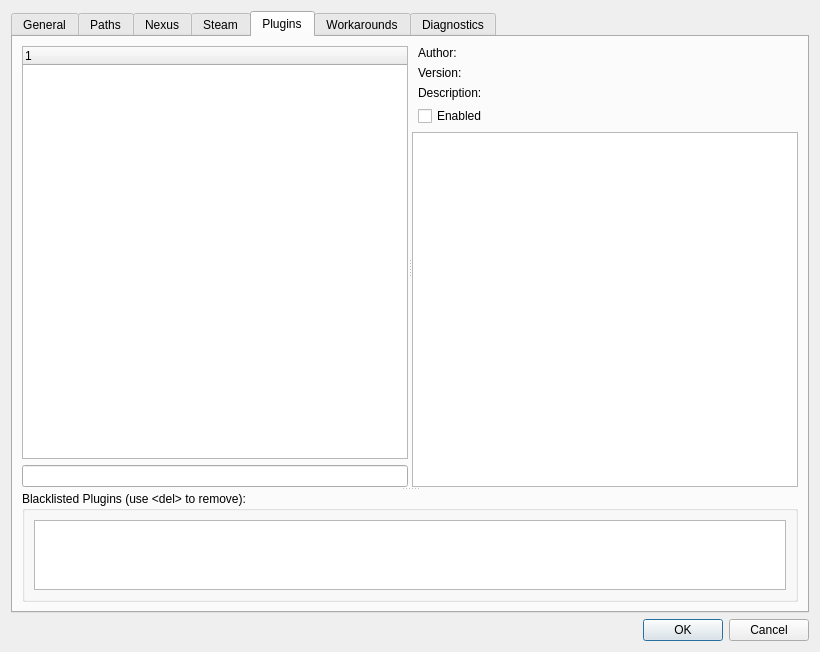
First picture: the form in modorganizer/src/settingsdialog.ui, repository Holt59/mo2-merge, before the edit.
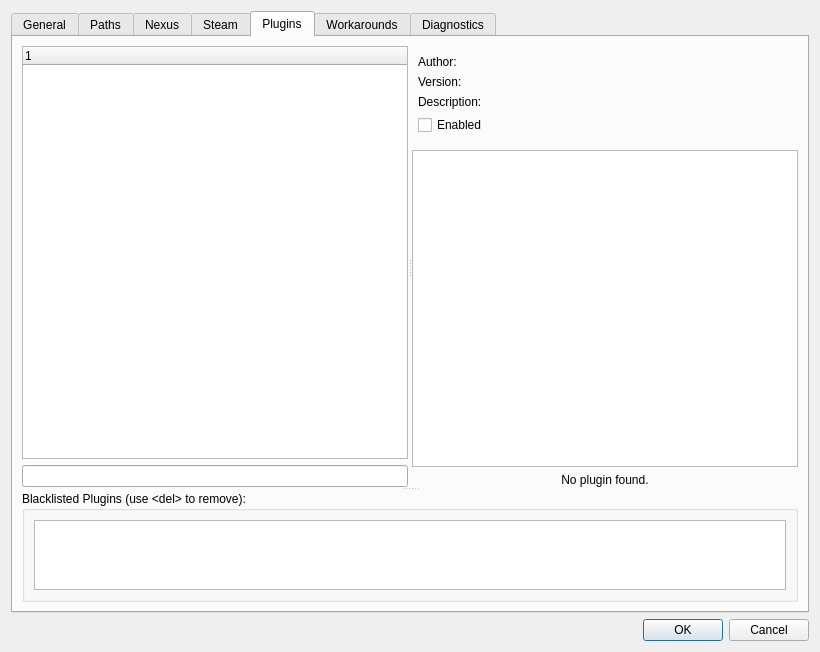
Second picture: the form after the edit. The open tabs and pages were chosen to show the change. Icons and pictures are not drawn. Custom widgets are drawn as their Qt base class.

Commit message: [modorganizer] Fix selection in Plugins settings.

What changed in the file:
```diff
--- a/modorganizer/src/settingsdialog.ui
+++ b/modorganizer/src/settingsdialog.ui
@@ -1111,8 +1111,8 @@
                </item>
               </layout>
              </widget>
-             <widget class="QWidget" name="widget" native="true">
-              <layout class="QVBoxLayout" name="verticalLayout_7" stretch="0,1">
+             <widget class="QWidget" name="pluginWidget" native="true">
+              <layout class="QVBoxLayout" name="verticalLayout_7" stretch="0,1,0">
                <property name="leftMargin">
                 <number>0</number>
                </property>
@@ -1126,7 +1126,8 @@
                 <number>0</number>
                </property>
                <item>
-                <layout class="QFormLayout" name="formLayout_2">
+                <widget class="QWidget" name="pluginDescription" native="true">
+                 <layout class="QFormLayout" name="pluginDescriptionLayout">
                  <property name="leftMargin">
                   <number>6</number>
                  </property>
@@ -1158,6 +1159,13 @@
                    </property>
                   </widget>
                  </item>
+                  <item row="2" column="0">
+                   <widget class="QLabel" name="label_14">
+                    <property name="text">
+                     <string>Description:</string>
+                    </property>
+                   </widget>
+                  </item>
                  <item row="2" column="1">
                   <widget class="QLabel" name="descriptionLabel">
                    <property name="text">
@@ -1168,13 +1176,6 @@
                    </property>
                   </widget>
                  </item>
-                 <item row="2" column="0">
-                  <widget class="QLabel" name="label_14">
-                   <property name="text">
-                    <string>Description:</string>
-                   </property>
-                  </widget>
-                 </item>
                  <item row="3" column="0">
                   <widget class="QCheckBox" name="enabledCheckbox">
                    <property name="text">
@@ -1183,6 +1184,7 @@
                   </widget>
                  </item>
                 </layout>
+                </widget>
                </item>
                <item>
                 <widget class="QTreeWidget" name="pluginSettingsList">
@@ -1216,6 +1218,16 @@
                  </column>
                 </widget>
                </item>
+               <item>
+                <widget class="QLabel" name="noPluginLabel">
+                 <property name="text">
+                  <string>No plugin found.</string>
+                 </property>
+                 <property name="alignment">
+                  <set>Qt::AlignCenter</set>
+                 </property>
+                </widget>
+               </item>
               </layout>
              </widget>
             </widget>
```
Lines whose indentation alone changed are shown as unchanged. The commit also changes 1 other file.
